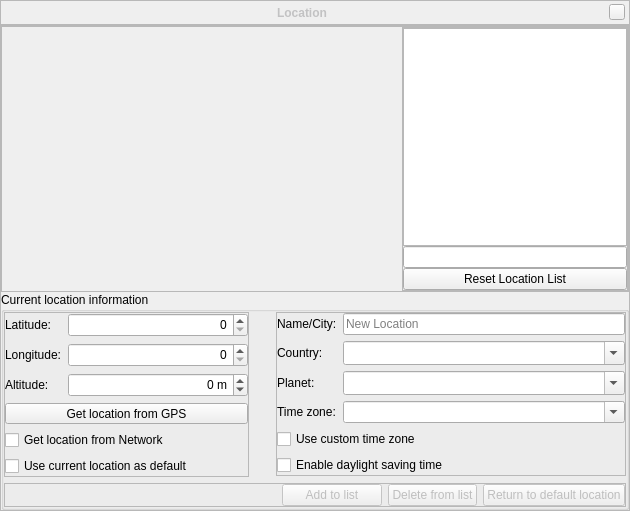
The window that src/gui/locationDialogGui.ui (519984307/stellarium_src) describes before a commit, drawn with Qt 5.
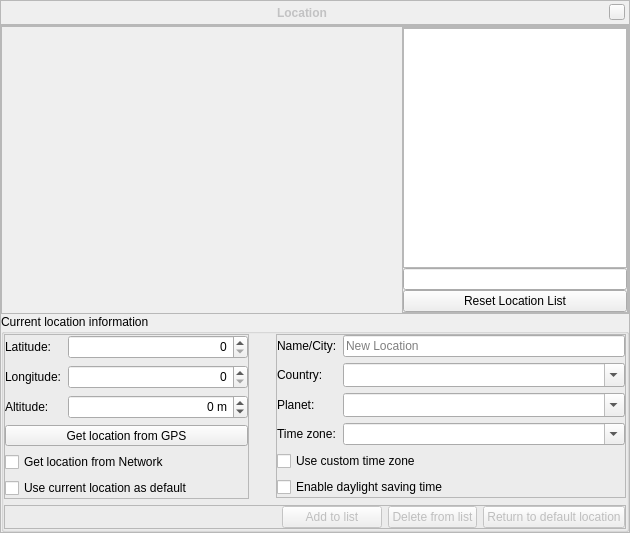
The same window after the commit. Icons and pictures are not drawn. Custom widgets are drawn as their Qt base class.

Patch:
```diff
--- a/src/gui/locationDialogGui.ui
+++ b/src/gui/locationDialogGui.ui
@@ -7,7 +7,7 @@
     <x>0</x>
     <y>0</y>
     <width>630</width>
-    <height>511</height>
+    <height>533</height>
    </rect>
   </property>
   <property name="styleSheet">
```
Left out of the diff: 6 changed lines with no effect on the pictures.
